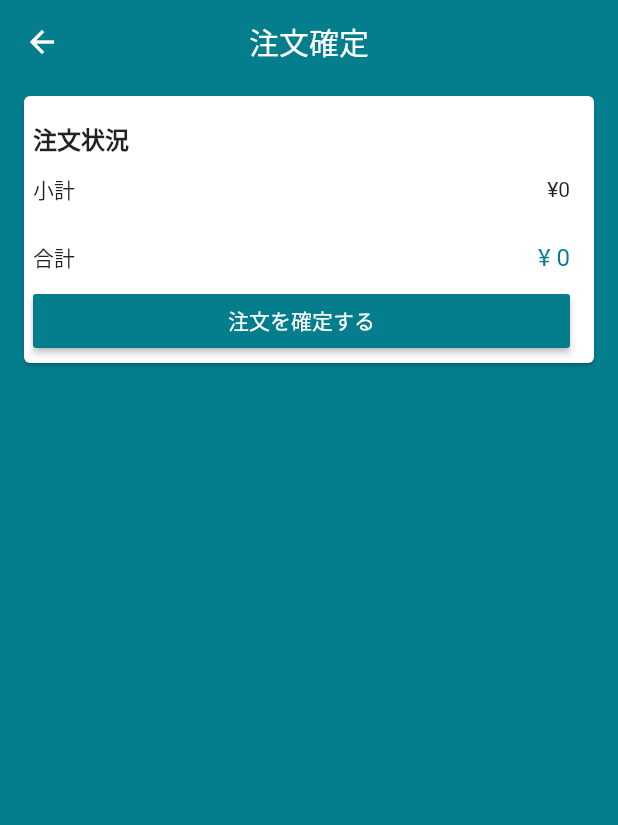
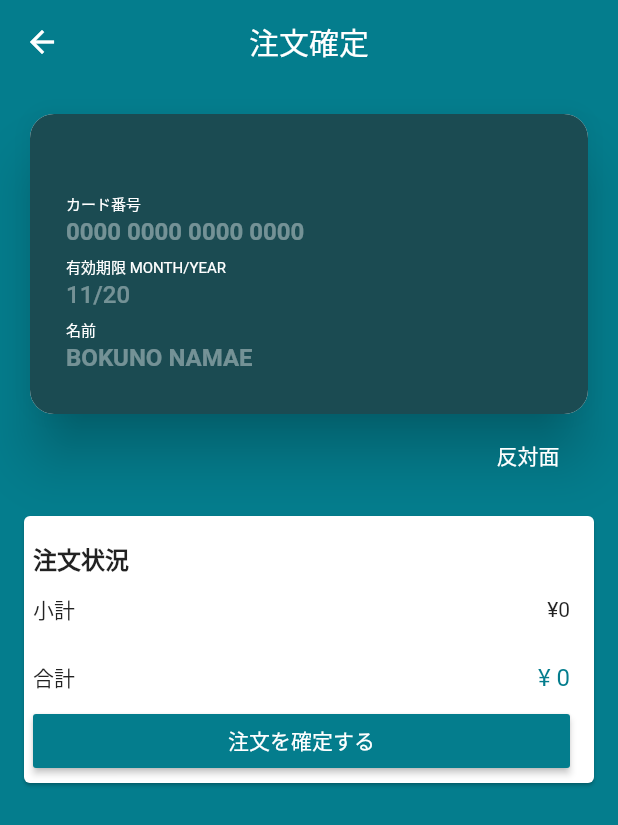
Before and after one commit to chocho-san/Loja-Virtual, a Flutter app: the CheckoutScreen screen opened by its route, on a phone screen of 412 x 824 dp. Shown: the top 825 px of the screen. Run offline on Flutter 3.47's test engine with Material 2 defaults, Android fonts, the phone set to English and light mode, and no system bars; drawn by our look-alikes of flip_card; our stand-ins replace carousel_pro, cloud_firestore, dio, firebase_auth, firebase_core, firebase_storage and 8 more; missing offline and left inert: alphabet_list_scroll_view, map_launcher; accounts and stored records are empty.

Commit message:
credit card

```diff
--- a/lib/models/product.dart
+++ b/lib/models/product.dart
@@ -120,7 +120,7 @@ class Product extends ChangeNotifier {
         /*編集前にあった削除されてない画像追加*/
         updateImages.add(newImage as String);
       } else {
-        /*新たに足す画像を追加*/
+        /*新たに足す画像をstorageに追加*/
         final snapshot = await firebase_storage.FirebaseStorage.instance
             .ref()
             .child('products/$id')
--- /dev/null
+++ b/lib/screens/checkout/card_back.dart
@@ -0,0 +1,18 @@
+import 'package:flutter/material.dart';
+
+class CardBack extends StatelessWidget {
+  @override
+  Widget build(BuildContext context) {
+    return Card(
+      clipBehavior: Clip.antiAlias,
+      shape: RoundedRectangleBorder(
+        borderRadius: BorderRadius.circular(16),
+      ),
+      elevation: 16,
+      child: Container(
+        height: 200,
+        color: Color(0xFF1B4B52),
+      ),
+    );
+  }
+}
--- /dev/null
+++ b/lib/screens/checkout/card_front.dart
@@ -0,0 +1,75 @@
+import 'package:flutter/material.dart';
+import 'package:loja_virtual/screens/checkout/card_text_field.dart';
+import 'package:mask_text_input_formatter/mask_text_input_formatter.dart';
+
+class CardFront extends StatelessWidget {
+  @override
+  Widget build(BuildContext context) {
+    return Card(
+      clipBehavior: Clip.antiAlias,
+      /*これないと下のshape反映されない*/
+      shape: RoundedRectangleBorder(
+        borderRadius: BorderRadius.circular(16),
+      ),
+      elevation: 16,
+      child: Container(
+        height: 200,
+        color: Color(0xFF1B4B52),
+        padding: EdgeInsets.all(24),
+        child: Row(
+          children: <Widget>[
+            Expanded(
+              child: Column(
+                mainAxisAlignment: MainAxisAlignment.end,
+                children: <Widget>[
+                  CardTextField(
+                    title: 'カード番号',
+                    hint: '0000 0000 0000 0000',
+                    textInputType: TextInputType.number,
+                    bold: true,
+                    inputFormatter: [
+                      MaskTextInputFormatter(
+                        mask: '#### #### #### ####',
+                        filter: {"#": RegExp(r'[0-9]')},
+                      ),
+                    ],
+                    validator: (number){
+                      if(number!=19)return '無効です';
+                      return null;
+                    },
+                  ),
+                  CardTextField(
+                    title: '有効期限 MONTH/YEAR',
+                    hint: '11/20',
+                    textInputType: TextInputType.number,
+                    inputFormatter: [
+                      MaskTextInputFormatter(
+                        mask: '!#/##',
+                        filter: {"#": RegExp(r'[0-9]'), '!': RegExp('[0-1]')},
+                      ),
+
+                    ],
+                    validator: (date){
+                      if(date.length != 5)return '無効です';
+                      return null;
+                    },
+                  ),
+                  CardTextField(
+                    title: '名前',
+                    hint: 'BOKUNO NAMAE',
+                    textInputType: TextInputType.text,
+                    bold: true,
+                    validator: (name){
+                      if(name.isEmpty)return '無効です';
+                      return null;
+                    },
+                  ),
+                ],
+              ),
+            ),
+          ],
+        ),
+      ),
+    );
+  }
+}
--- /dev/null
+++ b/lib/screens/checkout/card_text_field.dart
@@ -0,0 +1,75 @@
+import 'package:flutter/material.dart';
+import 'package:flutter/services.dart';
+
+class CardTextField extends StatelessWidget {
+  final String title;
+  final bool bold;
+
+  /*入力されたかどうか*/
+  final String hint;
+  final TextInputType textInputType;
+  final List<TextInputFormatter> inputFormatter;
+  final FormFieldValidator<String> validator;
+
+  CardTextField(
+      {this.title,
+      this.bold = false,
+      this.hint,
+      this.textInputType,
+      this.inputFormatter,
+      this.validator});
+
+  @override
+  Widget build(BuildContext context) {
+    return FormField<String>(
+      initialValue: '', /*null回避用*/
+      validator: validator,
+      builder: (state) {
+        return Padding(
+          padding: EdgeInsets.symmetric(vertical: 2),
+          child: Column(
+            crossAxisAlignment: CrossAxisAlignment.start,
+            children: <Widget>[
+              Row(
+                children: [
+                  Text(
+                    title,
+                    style: TextStyle(
+                        fontSize: 10,
+                        fontWeight: FontWeight.w400,
+                        color: Colors.white),
+                  ),
+                  if (state.hasError)
+                    Text(
+                      '    無効です',
+                      style: TextStyle(
+                        color: Colors.red,
+                        fontSize: 9,
+                      ),
+                    ),
+                ],
+              ),
+              TextFormField(
+                style: TextStyle(
+                  color: Colors.white,
+                  fontWeight: bold ? FontWeight.bold : FontWeight.w500,
+                ),
+                decoration: InputDecoration(
+                    hintText: hint,
+                    hintStyle: TextStyle(color: Colors.white.withAlpha(100)),
+                    border: InputBorder.none,
+                    isDense: true,
+                    contentPadding: EdgeInsets.symmetric(vertical: 2)),
+                keyboardType: textInputType,
+                inputFormatters: inputFormatter,
+                onChanged: (text) {
+                  state.didChange(text);/*入力保存*/
+                },
+              ),
+            ],
+          ),
+        );
+      },
+    );
+  }
+}
--- a/lib/screens/checkout/checkout_screen.dart
+++ b/lib/screens/checkout/checkout_screen.dart
@@ -2,6 +2,7 @@ import 'package:flutter/material.dart';
 import 'package:loja_virtual/common/price_card.dart';
 import 'package:loja_virtual/models/cart_manager.dart';
 import 'package:loja_virtual/models/checkout_manager.dart';
+import 'package:loja_virtual/screens/checkout/credit_card_widget.dart';
 import 'package:loja_virtual/screens/confirmation/confirmation_screen.dart';
 
 import 'package:loja_virtual/screens/product/product_screen.dart';
@@ -52,10 +53,13 @@ class CheckoutScreen extends StatelessWidget {
               key: formKey,
               child: ListView(
                 children: <Widget>[
+                  CreditCardWidget(),
                   PriceCard(
                     buttonText: '注文を確定する',
                     onPressed: () {
+                      print('tapped');
                       if (formKey.currentState.validate()) {
+                        print('OK');
                         checkoutManager.checkout(
                           onStockFail: (e) {
                             /*在庫切れなどの場合*/
--- /dev/null
+++ b/lib/screens/checkout/credit_card_widget.dart
@@ -0,0 +1,38 @@
+import 'package:flip_card/flip_card.dart';
+import 'package:flutter/material.dart';
+import 'package:loja_virtual/screens/checkout/card_back.dart';
+import 'package:loja_virtual/screens/checkout/card_front.dart';
+
+class CreditCardWidget extends StatelessWidget {
+
+  final GlobalKey<FlipCardState> cardKey = GlobalKey<FlipCardState>();
+
+
+  @override
+  Widget build(BuildContext context) {
+    return Padding(
+      padding:  EdgeInsets.fromLTRB(16,16,16,8),
+      child: Column(
+        crossAxisAlignment: CrossAxisAlignment.end,
+        children: [
+          FlipCard(
+            key: cardKey,
+            front: CardFront(),
+            back: CardBack(),
+            direction: FlipDirection.HORIZONTAL,
+            speed: 700,
+            flipOnTouch: false,
+          ),
+          FlatButton(
+            child: Text('反対面'),
+            textColor: Colors.white,
+            padding: EdgeInsets.zero,
+            onPressed: (){
+              cardKey.currentState.toggleCard();/*回転実行*/
+            },
+          ),
+        ],
+      ),
+    );
+  }
+}
--- a/pubspec.yaml
+++ b/pubspec.yaml
@@ -49,6 +49,8 @@ dependencies:
   google_sign_in: ^4.5.9
   url_launcher: ^5.4.11
   map_launcher: ^0.5.0
+  flip_card: ^0.4.4
+  mask_text_input_formatter: ^1.2.1
 
 
 
```
Also changed, not shown: pubspec.lock.
